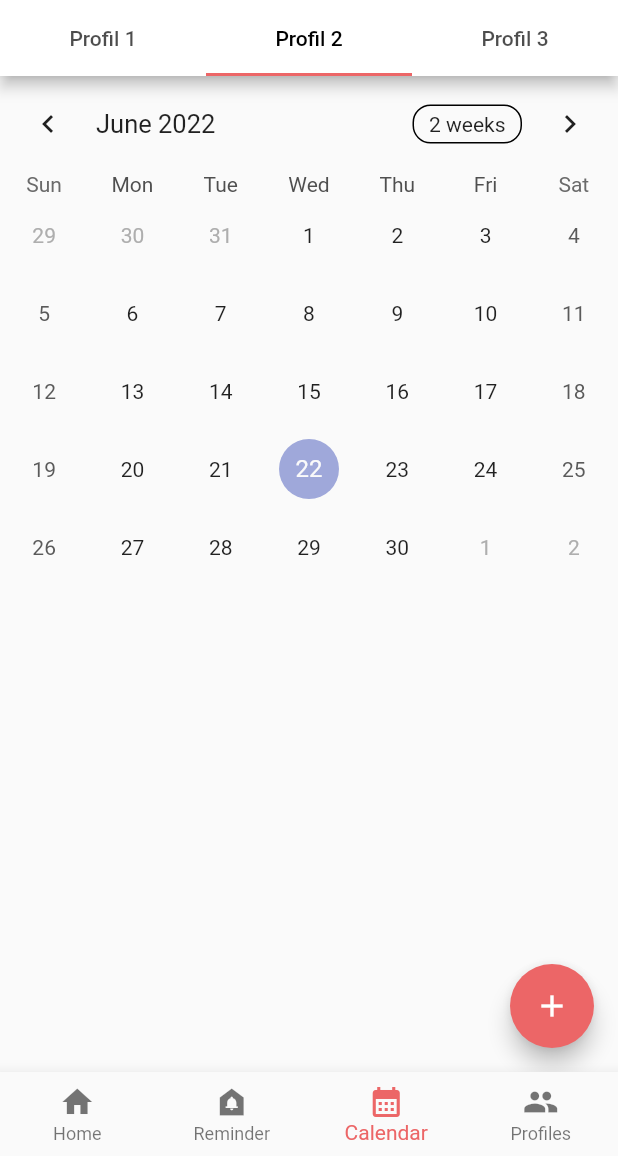
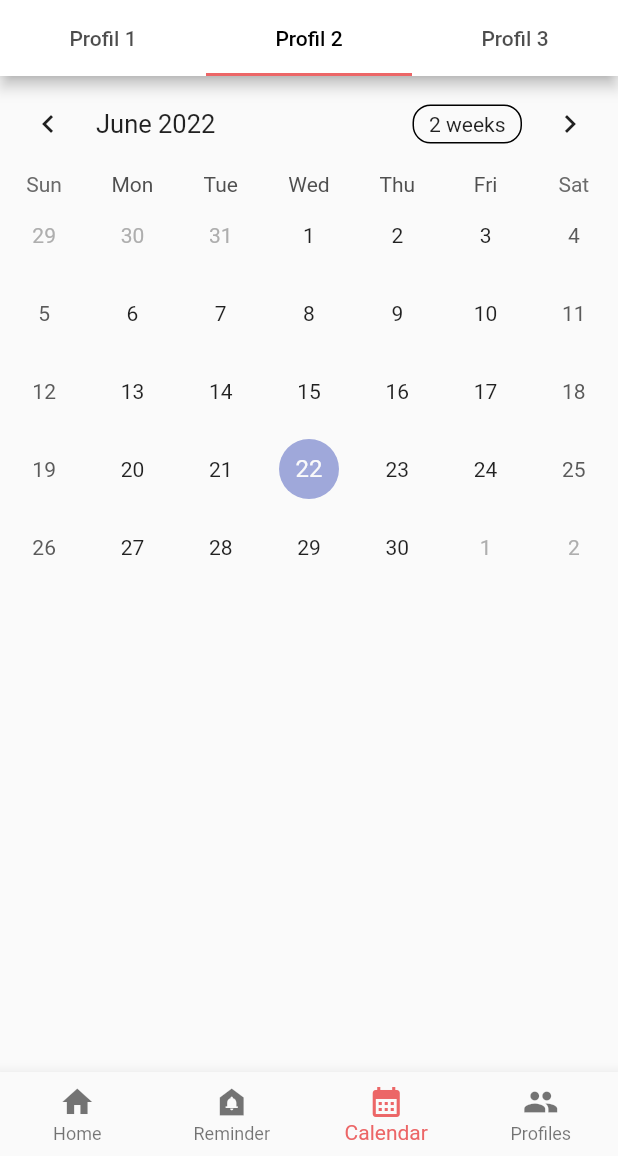
Before and after one commit to tobias-mack/tabmind, a Flutter app: the screen it shows after launch, item 3 of the bottom bar chosen, on a phone screen of 412 x 824 dp, the part 80-1236 px from its top. Run offline on Flutter 3.47's test engine with Material 2 defaults, Android fonts, the phone set to English and light mode, and no system bars; drawn by our look-alikes of table_calendar; our stand-ins replace flutter_riverpod, freezed_annotation.

Commit message:
Calendar: removed floating button

```diff
--- a/lib/pages/calendar/calendar_view.dart
+++ b/lib/pages/calendar/calendar_view.dart
@@ -66,12 +66,6 @@ class CalendarView extends ConsumerWidget {
         //    style: Theme.of(context).textTheme.headline6,
         //  ),
         //),
-        floatingActionButton: const FloatingActionButton(
-          onPressed: null,
-          tooltip: 'tooltip',
-          backgroundColor: accentColor,
-          child: Icon(Icons.add),
-        ),
       ),
     );
   }
```
